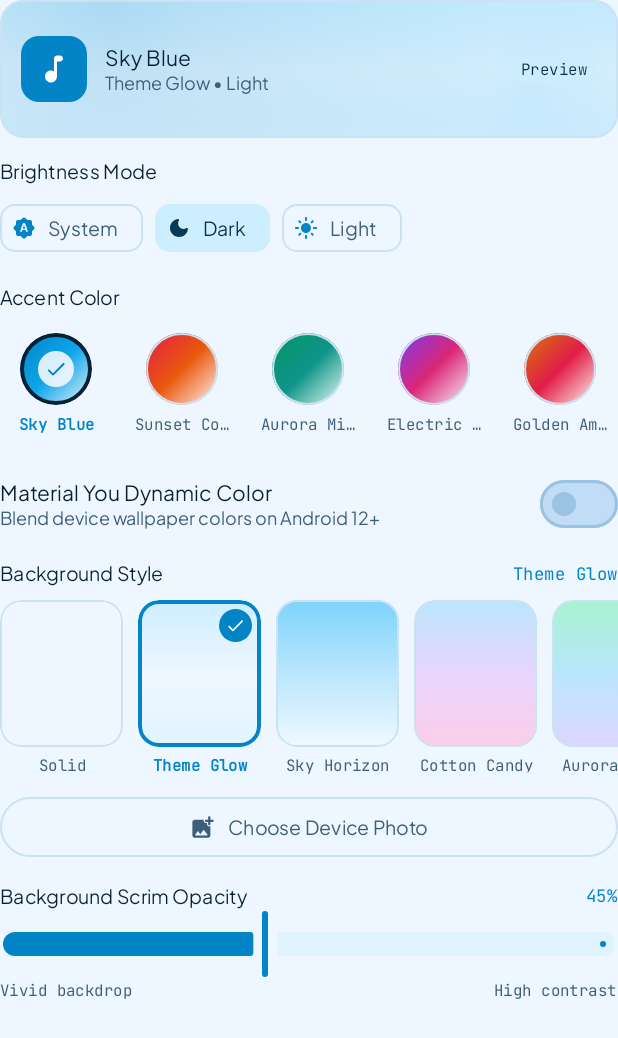
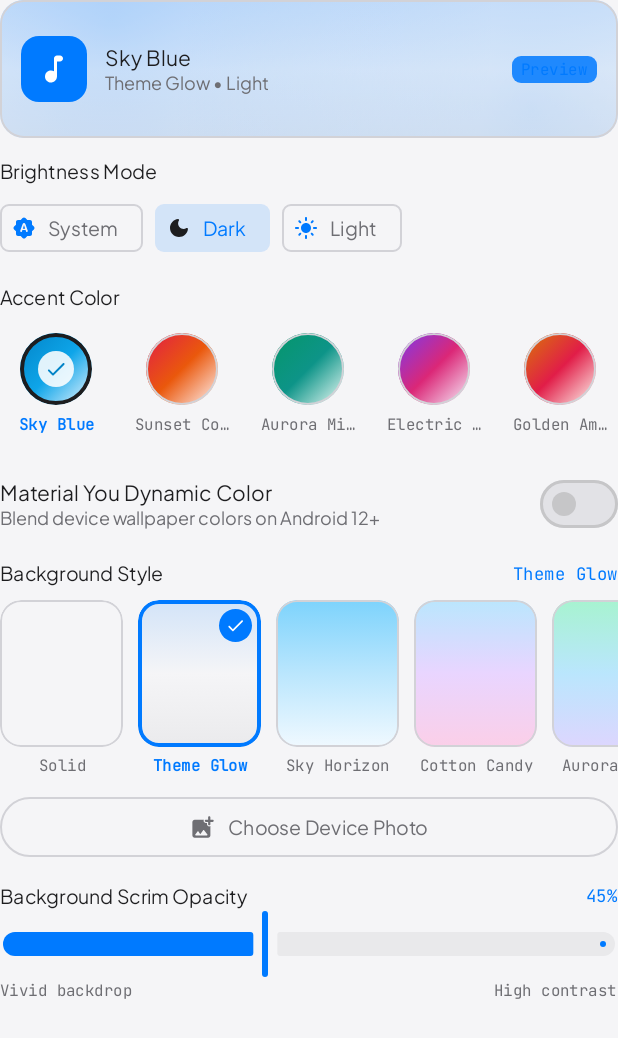
Before and after one commit to christian365/CLM-Media-Player-, an Android app built with Jetpack Compose: the composable ThemeCustomizerContent shown on its own in the app's theme, on a phone screen of 412 x 824 dp. Shown: the top 1038 px of the screen. Run offline under Robolectric (Android 15) with nearby library versions, the phone set to English and light mode, and no system bars; our stand-ins replace Room's generated code.

Commit message:
Refactor CadenceAppearanceConfig and shapes

```diff
--- a/app/src/main/java/com/example/ui/theme/Theme.kt
+++ b/app/src/main/java/com/example/ui/theme/Theme.kt
@@ -1,17 +1,13 @@
 package com.example.ui.theme
 
-import android.os.Build
 import androidx.compose.foundation.isSystemInDarkTheme
 import androidx.compose.foundation.shape.RoundedCornerShape
 import androidx.compose.material3.MaterialTheme
 import androidx.compose.material3.Shapes
-import androidx.compose.material3.dynamicDarkColorScheme
-import androidx.compose.material3.dynamicLightColorScheme
 import androidx.compose.runtime.Composable
 import androidx.compose.runtime.CompositionLocalProvider
 import androidx.compose.runtime.Immutable
 import androidx.compose.runtime.staticCompositionLocalOf
-import androidx.compose.ui.platform.LocalContext
 import androidx.compose.ui.unit.dp
 import com.example.data.local.BackgroundPreset
 import com.example.data.local.ThemePalette
@@ -20,18 +16,19 @@ import com.example.data.local.ThemePalette
 data class CadenceAppearanceConfig(
     val darkTheme: Boolean = true,
     val palette: ThemePalette = ThemePalette.SKY_BLUE,
-    val backgroundPreset: BackgroundPreset = BackgroundPreset.THEME_GLOW,
-    val hasDecorativeBackground: Boolean = true,
+    val backgroundPreset: BackgroundPreset = BackgroundPreset.THEME_SOLID,
+    val hasDecorativeBackground: Boolean = false,
 )
 
 val LocalCadenceAppearance = staticCompositionLocalOf { CadenceAppearanceConfig() }
 
+// macOS radii: ~6pt controls, ~10pt cards, ~12pt windows
 val CadenceShapes = Shapes(
-    extraSmall = RoundedCornerShape(6.dp),
-    small = RoundedCornerShape(10.dp),
-    medium = RoundedCornerShape(16.dp),
-    large = RoundedCornerShape(22.dp),
-    extraLarge = RoundedCornerShape(28.dp),
+    extraSmall = RoundedCornerShape(4.dp),
+    small = RoundedCornerShape(6.dp),
+    medium = RoundedCornerShape(10.dp),
+    large = RoundedCornerShape(12.dp),
+    extraLarge = RoundedCornerShape(16.dp),
 )
 
 @Composable
@@ -39,26 +36,18 @@ fun CadenceTheme(
     darkTheme: Boolean = isSystemInDarkTheme(),
     palette: ThemePalette = ThemePalette.SKY_BLUE,
     dynamicColor: Boolean = false,
-    backgroundPreset: BackgroundPreset = BackgroundPreset.THEME_GLOW,
+    backgroundPreset: BackgroundPreset = BackgroundPreset.THEME_SOLID,
     content: @Composable () -> Unit,
 ) {
-    val colorScheme = if (dynamicColor && Build.VERSION.SDK_INT >= Build.VERSION_CODES.S) {
-        val context = LocalContext.current
-        if (darkTheme) dynamicDarkColorScheme(context) else dynamicLightColorScheme(context)
-    } else {
-        paletteColorScheme(palette, darkTheme)
-    }
-
     val appearance = CadenceAppearanceConfig(
         darkTheme = darkTheme,
         palette = palette,
-        backgroundPreset = backgroundPreset,
-        hasDecorativeBackground = backgroundPreset != BackgroundPreset.THEME_SOLID,
+        backgroundPreset = BackgroundPreset.THEME_SOLID,
+        hasDecorativeBackground = false,
     )
-
     CompositionLocalProvider(LocalCadenceAppearance provides appearance) {
         MaterialTheme(
-            colorScheme = colorScheme,
+            colorScheme = macColorScheme(palette, darkTheme),
             typography = CadenceTypography,
             shapes = CadenceShapes,
             content = content,
```
